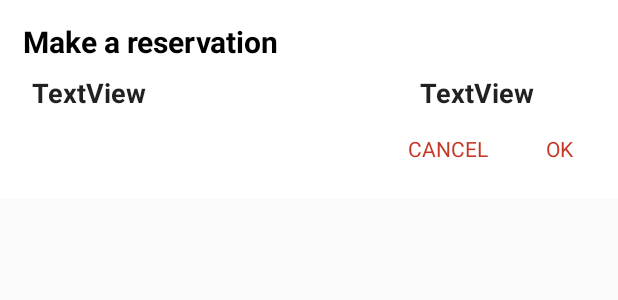
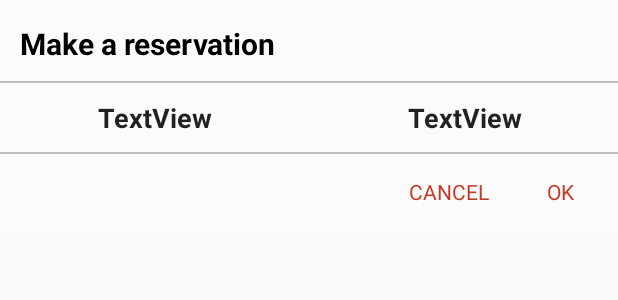
Before and after one commit to gwolf0719/2goclient, an Android app: the layout bookselecttimelayout.xml on its own in the app's theme, with its tools: preview values and no code run, on a phone screen of 412 x 824 dp. Shown: the top 300 px of the screen. Run offline under Robolectric (Android 15) with nearby library versions, the light colour scheme and no system bars.

Commit message:
#1.5.4 adress edittxt keyboard, bussniessinfo, selecttimeview update

```diff
--- a/app/build.gradle
+++ b/app/build.gradle
@@ -16,7 +16,7 @@ android {
         minSdkVersion 15
         targetSdkVersion 25
         versionCode 1
-        versionName "1.5.3"
+        versionName "1.5.4"
         testInstrumentationRunner "android.support.test.runner.AndroidJUnitRunner"
         multiDexEnabled true
     }
--- a/app/src/main/AndroidManifest.xml
+++ b/app/src/main/AndroidManifest.xml
@@ -138,6 +138,8 @@
         <activity
             android:name=".ActivityFragment.PWCangeOkActivity"
             android:screenOrientation="portrait" />
+        <activity android:name=".ActivityFragment.BusinessInfoActivity"
+            android:screenOrientation="portrait"/>
     </application>
 
 </manifest>
--- a/app/src/main/res/layout/bookselecttimelayout.xml
+++ b/app/src/main/res/layout/bookselecttimelayout.xml
@@ -2,8 +2,12 @@
 <RelativeLayout xmlns:android="http://schemas.android.com/apk/res/android"
     android:layout_width="match_parent"
     android:layout_height="wrap_content"
-    android:background="#ffffff">
-
+    android:background="#bdbdbd">
+<RelativeLayout
+    android:id="@+id/martxt"
+    android:layout_width="match_parent"
+    android:background="#ffffff"
+    android:layout_height="54dp">
     <TextView
         android:id="@+id/textView38"
         android:layout_width="wrap_content"
@@ -11,77 +15,83 @@
         android:layout_alignParentLeft="true"
         android:layout_alignParentStart="true"
         android:layout_alignParentTop="true"
-        android:layout_marginLeft="15dp"
-        android:layout_marginTop="14dp"
+        android:layout_marginLeft="13dp"
+        android:layout_marginTop="15dp"
         android:text="Make a reservation"
         android:textColor="#000000"
         android:textSize="20sp"
         android:textStyle="bold" />
-
-    <TextView
-        android:id="@+id/officletxt"
-        android:layout_width="wrap_content"
-        android:layout_height="wrap_content"
-        android:layout_alignLeft="@+id/textView38"
-        android:layout_alignStart="@+id/textView38"
-        android:layout_alignTop="@+id/canclebtn"
-        android:text="Need advance 45m"
-        android:textColor="#c63725"
-        android:textSize="16sp"
-        android:visibility="invisible" />
-
-
+</RelativeLayout>
     <LinearLayout
-        android:layout_width="wrap_content"
-        android:layout_height="wrap_content"
-        android:layout_below="@+id/textView38"
-        android:layout_marginLeft="21.5dp"
-        android:layout_marginTop="8dp"
-        android:orientation="vertical">
+        android:layout_marginTop="1dp"
+        android:id="@+id/timelayout"
+        android:background="#ffffff"
+        android:layout_width="match_parent"
+        android:orientation="horizontal"
+        android:layout_below="@+id/martxt"
+        android:layout_height="46dp">
 
         <TextView
             android:id="@+id/mytxt"
+
             android:layout_width="wrap_content"
             android:layout_height="wrap_content"
             android:layout_alignParentLeft="true"
+            android:layout_gravity="center"
+            android:layout_weight="5"
             android:text="TextView"
+            android:layout_marginRight="0.5dp"
+            android:textAlignment="center"
             android:textAllCaps="false"
             android:textColor="#de000000"
             android:textSize="18dp"
             android:textStyle="bold" />
 
-    </LinearLayout>
-
         <TextView
             android:id="@+id/dtimetxt"
             android:layout_width="wrap_content"
             android:layout_height="wrap_content"
-        android:layout_alignParentEnd="true"
-        android:layout_alignParentRight="true"
-        android:layout_below="@+id/textView38"
-        android:layout_marginRight="56dp"
-        android:layout_marginTop="8dp"
+            android:layout_weight="5"
+            android:gravity="center"
+            android:layout_marginLeft="0.5dp"
             android:text="TextView"
+            android:textAlignment="center"
             android:textColor="#de000000"
+            android:layout_gravity="center"
             android:textSize="18dp"
             android:textStyle="bold" />
+    </LinearLayout>
 
+
+
+
+
+
+
+
+
+    <RelativeLayout
+        android:layout_marginTop="1dp"
+        android:background="#ffffff"
+        android:layout_below="@+id/timelayout"
+        android:layout_width="match_parent"
+        android:layout_height="49dp">
         <RelativeLayout
             android:id="@+id/nextbtn"
             android:layout_width="wrap_content"
             android:layout_height="wrap_content"
+
             android:layout_alignParentRight="true"
-        android:layout_below="@+id/dtimetxt"
-        android:layout_marginBottom="14dp"
             android:layout_marginTop="15dp">
 
             <TextView
                 android:id="@+id/oktxt"
                 android:layout_width="wrap_content"
                 android:layout_height="wrap_content"
-            android:layout_marginBottom="10dp"
+                android:layout_marginBottom="16dp"
                 android:layout_marginLeft="20dp"
-            android:layout_marginRight="30dp"
+                android:layout_marginRight="29dp"
+
                 android:text="OK"
                 android:textAlignment="center"
                 android:textColor="#c63725"
@@ -103,11 +113,23 @@
                 android:layout_height="wrap_content"
                 android:layout_marginBottom="10dp"
                 android:layout_marginLeft="10dp"
-
                 android:layout_marginRight="18.5dp"
                 android:text="CANCEL"
                 android:textColor="#c63725"
                 android:textSize="14dp" />
+
+        </RelativeLayout>
+        <TextView
+            android:id="@+id/officletxt"
+            android:layout_width="wrap_content"
+            android:layout_height="wrap_content"
+            android:text="Need advance 45min"
+            android:textColor="#c63725"
+            android:textSize="14sp"
+            android:layout_marginLeft="10dp"
+            android:layout_marginTop="15dp"
+            android:visibility="invisible" />
+
     </RelativeLayout>
 
 </RelativeLayout>
```
Also changed, not shown: app/src/main/java/com/silence5105/nosy/partner2go/ActivityFragment/BusinessInfoActivity.java (added, +73 -0 lines), app/src/main/java/com/silence5105/nosy/partner2go/ActivityFragment/SettingActivity.java (+12 -1 lines), app/src/main/java/com/silence5105/nosy/partner2go/MainActivity.java (+81 -6 lines), app/src/main/res/layout/businessinfolayout.xml (added, +212 -0 lines), app/src/main/res/layout/newmain_activity.xml (+18 -0 lines). Lines whose indentation alone changed are shown as unchanged.
